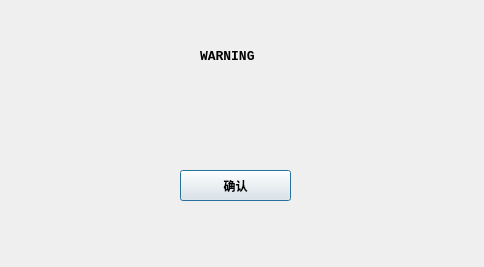
This is qt/UI/warn_dialog.ui in entropy2333/MyCloud as Qt 5 draws it before an edit. The edited form follows.
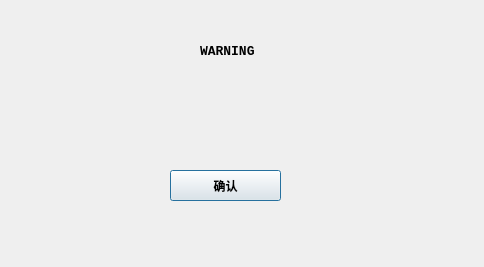
This is the edited form.

Patch:
```diff
--- a/qt/UI/warn_dialog.ui
+++ b/qt/UI/warn_dialog.ui
@@ -19,7 +19,7 @@
      <x>50</x>
      <y>70</y>
      <width>361</width>
-     <height>141</height>
+     <height>151</height>
     </rect>
    </property>
    <property name="font">
@@ -55,7 +55,7 @@
    <widget class="QPushButton" name="pushButton">
     <property name="geometry">
      <rect>
-      <x>130</x>
+      <x>120</x>
       <y>100</y>
       <width>111</width>
       <height>31</height>
@@ -78,9 +78,9 @@
    <property name="geometry">
     <rect>
      <x>50</x>
-     <y>40</y>
+     <y>30</y>
      <width>361</width>
-     <height>31</height>
+     <height>41</height>
     </rect>
    </property>
    <widget class="QLabel" name="label_2">
@@ -89,7 +89,7 @@
       <x>150</x>
       <y>6</y>
       <width>71</width>
-      <height>20</height>
+      <height>31</height>
      </rect>
     </property>
     <property name="font">
```
